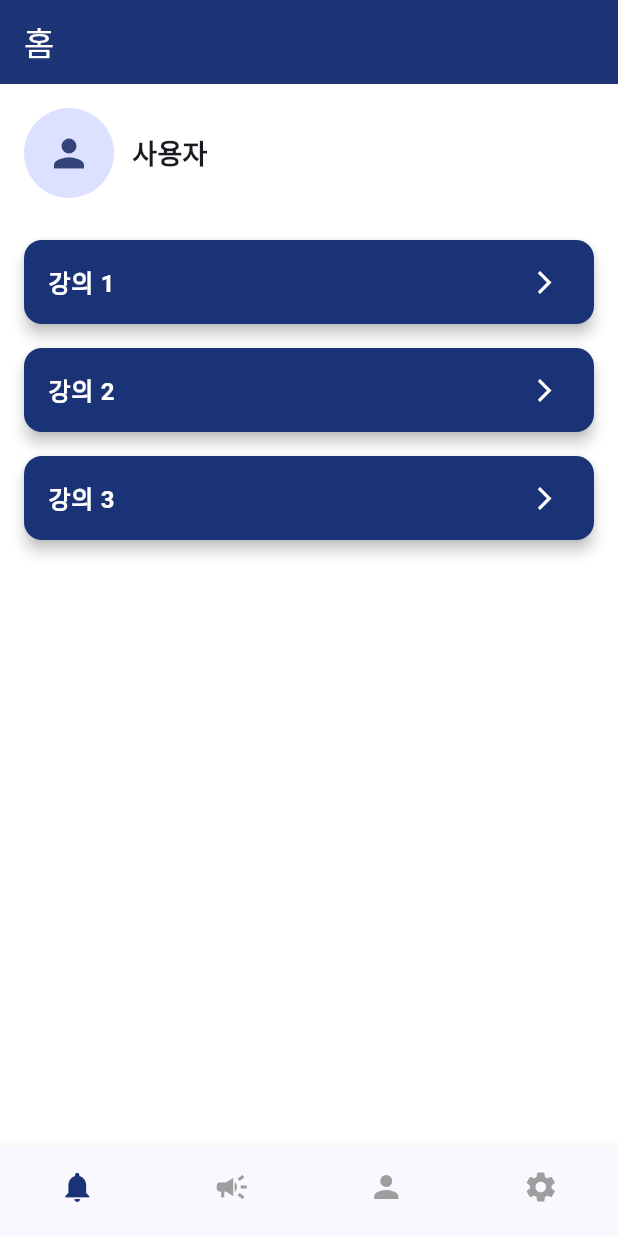
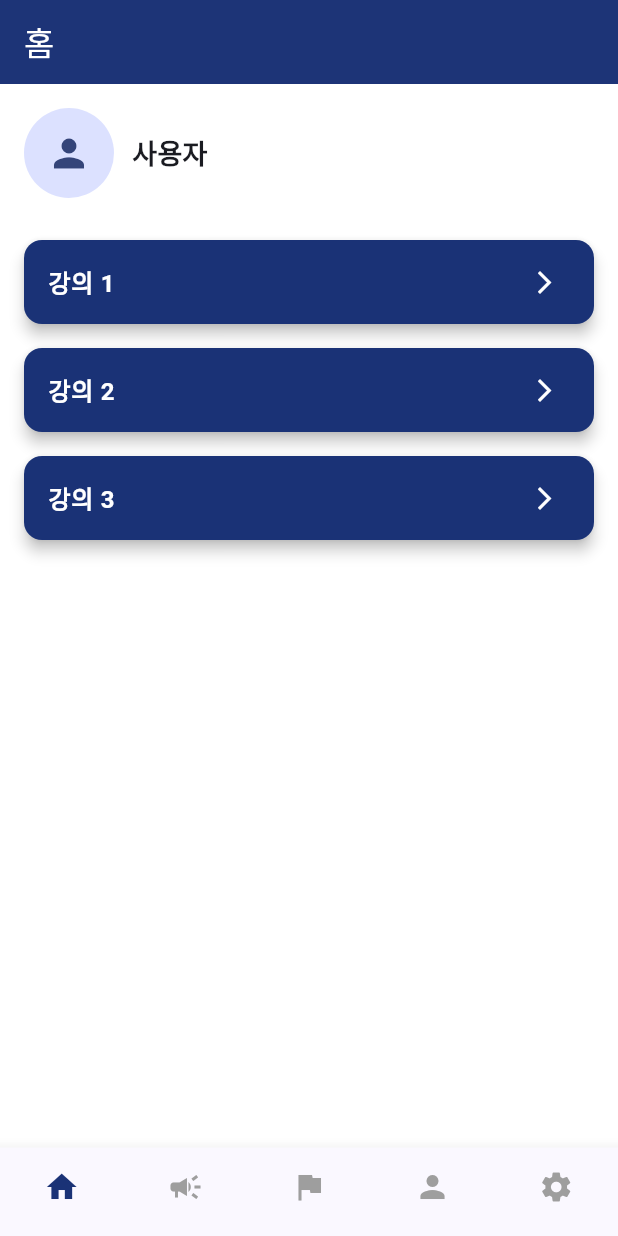
Before and after one commit to dkrmddkrmd/Capstone, a Flutter app: the screen it shows after launch, after a tap on "로그인", on a phone screen of 412 x 824 dp. Run offline on Flutter 3.47's test engine with Material 3 defaults, Android fonts, the phone set to English and light mode, and no system bars.

Commit message:
1차 완성

```diff
--- a/lib/main.dart
+++ b/lib/main.dart
@@ -1,4 +1,5 @@
 import 'package:flutter/material.dart';
+import 'package:myproject/main_navigation_page.dart';
 import 'screens/login_page.dart';
 import 'screens/home_page.dart';
 import 'screens/profile_page.dart';
@@ -25,6 +26,7 @@ class MyProject extends StatelessWidget {
       initialRoute: '/login',
       routes: {
         '/login': (context) => const LoginPage(),
+        '/main': (context) => const MainNavigationPage(),
         '/home': (context) => const HomePage(),
         '/profile': (context) => const ProfilePage(),
         '/lecturedetail': (context) => const LectureDetailPage(),
--- /dev/null
+++ b/lib/main_navigation_page.dart
@@ -0,0 +1,75 @@
+import 'package:flutter/material.dart';
+import 'screens/home_page.dart';
+import 'screens/department_notice_page.dart';
+import 'screens/demonstrate_page.dart';
+import 'screens/profile_page.dart';
+import 'screens/settings_page.dart';
+
+class MainNavigationPage extends StatefulWidget {
+  const MainNavigationPage({super.key});
+
+  @override
+  State<MainNavigationPage> createState() => _MainNavigationPageState();
+}
+
+class _MainNavigationPageState extends State<MainNavigationPage> {
+  final PageController _pageController = PageController();
+  int _selectedIndex = 0;
+
+  static const Color smBlue = Color(0xFF1A3276);
+
+  final List<Widget> _pages = const [
+    HomePage(),
+    DepartmentNoticePage(),
+    DemonstratePage(),
+    ProfilePage(),
+    SettingsPage(),
+  ];
+
+  void _onItemTapped(int index) {
+    setState(() => _selectedIndex = index);
+    _pageController.animateToPage(
+      index,
+      duration: const Duration(milliseconds: 300),
+      curve: Curves.ease,
+    );
+  }
+
+  void _onPageChanged(int index) {
+    setState(() => _selectedIndex = index);
+  }
+
+  @override
+  void dispose() {
+    _pageController.dispose();
+    super.dispose();
+  }
+
+  @override
+  Widget build(BuildContext context) {
+    return Scaffold(
+      body: PageView(
+        controller: _pageController,
+        onPageChanged: _onPageChanged,
+        physics: const ClampingScrollPhysics(),
+        children: _pages,
+      ),
+      bottomNavigationBar: BottomNavigationBar(
+        type: BottomNavigationBarType.fixed,
+        selectedItemColor: smBlue,
+        unselectedItemColor: Colors.grey,
+        currentIndex: _selectedIndex,
+        onTap: _onItemTapped,
+        showSelectedLabels: false,
+        showUnselectedLabels: false,
+        items: const [
+          BottomNavigationBarItem(icon: Icon(Icons.home), label: ''),
+          BottomNavigationBarItem(icon: Icon(Icons.campaign), label: ''),
+          BottomNavigationBarItem(icon: Icon(Icons.flag), label: ''),
+          BottomNavigationBarItem(icon: Icon(Icons.person), label: ''),
+          BottomNavigationBarItem(icon: Icon(Icons.settings), label: ''),
+        ],
+      ),
+    );
+  }
+}
--- a/lib/screens/demonstrate_page.dart
+++ b/lib/screens/demonstrate_page.dart
@@ -10,6 +10,7 @@ class DemonstratePage extends StatelessWidget {
     return Scaffold(
       appBar: AppBar(
         title: const Text('시위 정보'),
+        automaticallyImplyLeading: false,
         backgroundColor: smBlue,
         foregroundColor: Colors.white,
         elevation: 1,
--- a/lib/screens/department_notice_page.dart
+++ b/lib/screens/department_notice_page.dart
@@ -10,6 +10,7 @@ class DepartmentNoticePage extends StatelessWidget {
     return Scaffold(
       appBar: AppBar(
         title: const Text('전공별 공지'),
+        automaticallyImplyLeading: false,
         backgroundColor: smBlue,
         foregroundColor: Colors.white,
         elevation: 1,
--- a/lib/screens/home_page.dart
+++ b/lib/screens/home_page.dart
@@ -1,16 +1,9 @@
 import 'package:flutter/material.dart';
 
-class HomePage extends StatefulWidget {
+class HomePage extends StatelessWidget {
   const HomePage({super.key});
 
   static const Color smBlue = Color(0xFF1A3276); // 상명대 남색
-
-  @override
-  State<HomePage> createState() => _HomePageState();
-}
-
-class _HomePageState extends State<HomePage> {
-  int _selectedIndex = 0;
 
   @override
   Widget build(BuildContext context) {
@@ -18,7 +11,7 @@ class _HomePageState extends State<HomePage> {
       appBar: AppBar(
         title: const Text('홈'),
         automaticallyImplyLeading: false,
-        backgroundColor: HomePage.smBlue,
+        backgroundColor: smBlue,
         foregroundColor: Colors.white,
         elevation: 1,
       ),
@@ -61,46 +54,7 @@ class _HomePageState extends State<HomePage> {
           ],
         ),
       ),
-
-      // 🔹 하단 네비게이션 바 (아이콘만 + 순서 변경)
-      bottomNavigationBar: BottomNavigationBar(
-        items: const [
-          BottomNavigationBarItem(icon: Icon(Icons.notifications), label: ''),
-          BottomNavigationBarItem(icon: Icon(Icons.campaign), label: ''),
-          BottomNavigationBarItem(icon: Icon(Icons.person), label: ''),
-          BottomNavigationBarItem(icon: Icon(Icons.settings), label: ''),
-        ],
-        currentIndex: _selectedIndex,
-        selectedItemColor: HomePage.smBlue,
-        unselectedItemColor: Colors.grey,
-        showSelectedLabels: false,
-        showUnselectedLabels: false,
-        onTap: _onItemTapped,
-        type: BottomNavigationBarType.fixed,
-      ),
     );
-  }
-
-  // 🔹 하단 탭 클릭 시 처리
-  void _onItemTapped(int index) {
-    setState(() {
-      _selectedIndex = index;
-    });
-
-    switch (index) {
-      case 0:
-        Navigator.pushNamed(context, '/notices'); // 전공 공지
-        break;
-      case 1:
-        Navigator.pushNamed(context, '/demoninfo'); // 시위 정보
-        break;
-      case 2:
-        Navigator.pushNamed(context, '/profile'); // 마이페이지
-        break;
-      case 3:
-        Navigator.pushNamed(context, '/settings'); // 환경 설정
-        break;
-    }
   }
 }
 
--- a/lib/screens/lecture_detail_page.dart
+++ b/lib/screens/lecture_detail_page.dart
@@ -10,6 +10,7 @@ class LectureDetailPage extends StatelessWidget {
     return Scaffold(
       appBar: AppBar(
         title: const Text('강의 상세'),
+        automaticallyImplyLeading: false,
         backgroundColor: smBlue,
         foregroundColor: Colors.white,
       ),
--- a/lib/screens/login_page.dart
+++ b/lib/screens/login_page.dart
@@ -55,7 +55,7 @@ class LoginPage extends StatelessWidget {
                 width: double.infinity,
                 child: ElevatedButton(
                   onPressed: () {
-                    Navigator.pushNamed(context, '/home');
+                    Navigator.pushNamed(context, '/main');
                   },
                   style: ElevatedButton.styleFrom(
                     backgroundColor: Colors.white,
--- a/lib/screens/profile_page.dart
+++ b/lib/screens/profile_page.dart
@@ -10,6 +10,7 @@ class ProfilePage extends StatelessWidget {
     return Scaffold(
       appBar: AppBar(
         title: const Text('마이페이지'),
+        automaticallyImplyLeading: false,
         backgroundColor: sangmyungBlue,
         foregroundColor: Colors.white,
       ),
--- a/lib/screens/settings_page.dart
+++ b/lib/screens/settings_page.dart
@@ -11,6 +11,7 @@ class SettingsPage extends StatelessWidget {
     return Scaffold(
       appBar: AppBar(
         title: const Text('설정'),
+        automaticallyImplyLeading: false,
         backgroundColor: smBlue,
         foregroundColor: Colors.white,
         elevation: 1,
```
Also changed, not shown: 1 other file.
